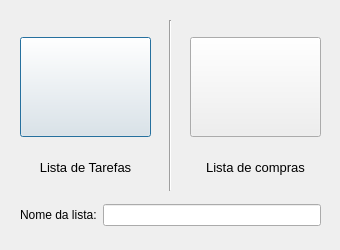
First picture: the form in Lucas-Veloso/nlistadialog.ui, repository LucVeloso/Qt, before the edit.
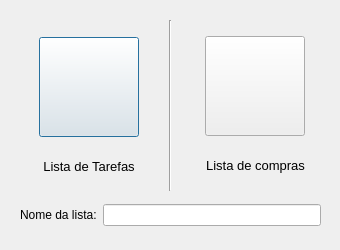
Second picture: the form after the edit. Icons and pictures are not drawn.

The edit to the form file:
```diff
--- a/Lucas-Veloso/nlistadialog.ui
+++ b/Lucas-Veloso/nlistadialog.ui
@@ -26,55 +26,6 @@
     <enum>Qt::Vertical</enum>
    </property>
   </widget>
-  <widget class="QWidget" name="layoutWidget">
-   <property name="geometry">
-    <rect>
-     <x>20</x>
-     <y>20</y>
-     <width>131</width>
-     <height>173</height>
-    </rect>
-   </property>
-   <layout class="QVBoxLayout" name="verticalLayout_2">
-    <item>
-     <widget class="QPushButton" name="btnNListaTarefas">
-      <property name="minimumSize">
-       <size>
-        <width>0</width>
-        <height>100</height>
-       </size>
-      </property>
-      <property name="styleSheet">
-       <string notr="true"/>
-      </property>
-      <property name="text">
-       <string/>
-      </property>
-     </widget>
-    </item>
-    <item>
-     <widget class="QLabel" name="TextoNListaTarefas">
-      <property name="maximumSize">
-       <size>
-        <width>16777215</width>
-        <height>15</height>
-       </size>
-      </property>
-      <property name="font">
-       <font>
-        <pointsize>10</pointsize>
-       </font>
-      </property>
-      <property name="text">
-       <string>Lista de Tarefas</string>
-      </property>
-      <property name="alignment">
-       <set>Qt::AlignCenter</set>
-      </property>
-     </widget>
-    </item>
-   </layout>
-  </widget>
   <widget class="QLabel" name="NListaInvalido">
    <property name="geometry">
     <rect>
@@ -119,31 +70,100 @@
     </item>
    </layout>
   </widget>
-  <widget class="QWidget" name="layoutWidget">
+  <widget class="QWidget" name="">
+   <property name="geometry">
+    <rect>
+     <x>21</x>
+     <y>21</y>
+     <width>136</width>
+     <height>171</height>
+    </rect>
+   </property>
+   <layout class="QVBoxLayout" name="verticalLayout_2">
+    <item>
+     <layout class="QHBoxLayout" name="horizontalLayout_2">
+      <item>
+       <widget class="QPushButton" name="btnNListaTarefas">
+        <property name="minimumSize">
+         <size>
+          <width>60</width>
+          <height>80</height>
+         </size>
+        </property>
+        <property name="maximumSize">
+         <size>
+          <width>100</width>
+          <height>100</height>
+         </size>
+        </property>
+        <property name="styleSheet">
+         <string notr="true">border-image: url(:/icones/checkbox.png);</string>
+        </property>
+        <property name="text">
+         <string/>
+        </property>
+       </widget>
+      </item>
+     </layout>
+    </item>
+    <item>
+     <widget class="QLabel" name="TextoNListaTarefas">
+      <property name="maximumSize">
+       <size>
+        <width>16777215</width>
+        <height>15</height>
+       </size>
+      </property>
+      <property name="font">
+       <font>
+        <pointsize>10</pointsize>
+       </font>
+      </property>
+      <property name="text">
+       <string>Lista de Tarefas</string>
+      </property>
+      <property name="alignment">
+       <set>Qt::AlignCenter</set>
+      </property>
+     </widget>
+    </item>
+   </layout>
+  </widget>
+  <widget class="QWidget" name="">
    <property name="geometry">
     <rect>
      <x>190</x>
      <y>20</y>
      <width>131</width>
-     <height>173</height>
+     <height>171</height>
     </rect>
    </property>
    <layout class="QVBoxLayout" name="verticalLayout">
     <item>
-     <widget class="QPushButton" name="btnNListaCompras">
-      <property name="minimumSize">
-       <size>
-        <width>0</width>
-        <height>100</height>
-       </size>
-      </property>
-      <property name="styleSheet">
-       <string notr="true"/>
-      </property>
-      <property name="text">
-       <string/>
-      </property>
-     </widget>
+     <layout class="QHBoxLayout" name="horizontalLayout_3">
+      <item>
+       <widget class="QPushButton" name="btnNListaCompras">
+        <property name="minimumSize">
+         <size>
+          <width>60</width>
+          <height>80</height>
+         </size>
+        </property>
+        <property name="maximumSize">
+         <size>
+          <width>100</width>
+          <height>100</height>
+         </size>
+        </property>
+        <property name="styleSheet">
+         <string notr="true">border-image: url(:/icones/cart.png);</string>
+        </property>
+        <property name="text">
+         <string/>
+        </property>
+       </widget>
+      </item>
+     </layout>
     </item>
     <item>
      <widget class="QLabel" name="TextoNListaCompras">
```
